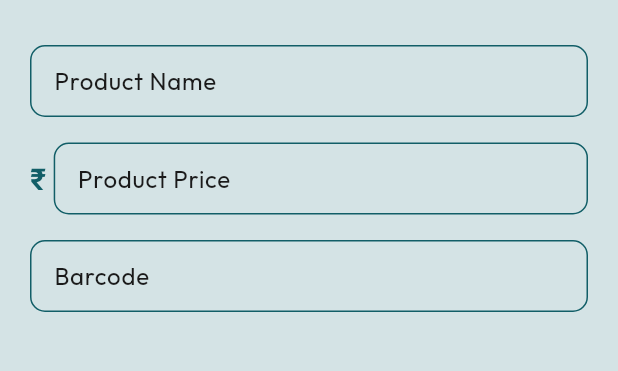
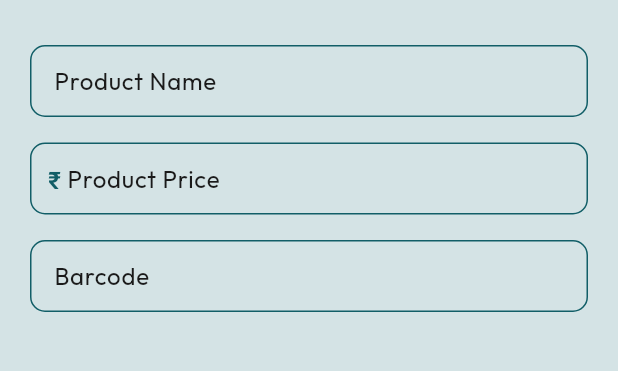
Before and after one commit to riteshsinha1234/barcode-scanner, a Flutter app: the ProductManagementView screen opened directly, on a phone screen of 412 x 824 dp, the part 84-455 px from its top. Run offline on Flutter 3.47's test engine with Material 3 defaults, Android fonts, the phone set to English and light mode, and no system bars; our stand-ins replace fluttertoast, get, hive, hive_flutter; missing offline and left inert: bluetooth_print_plus, mobile_scanner; accounts and stored records are empty.

Commit message:
all fixings are done application Completed

```diff
--- a/lib/components/colors.dart
+++ b/lib/components/colors.dart
@@ -4,10 +4,12 @@ const white = Color(0xFFFFFFFF);
 const black = Color(0xFF1A1A1A);
 
 /// Primary Brand Color (store background)
+const blck12 = Color(0x1F000000);
 const grn = Color(0xFF23B429);
-const skinTone = Color(0xFFE5A67C); // Warm Indian tan skin tone
+const grnshad = Color(0xFFE8F5E9);
+const skinTone = Color(0xFFE5A67C);
 const iconTeal = Color(0xFF115E67);
-const gry20per = Color(0x33C4C4C4); //gery 20%
+const gry20per = Color(0x33C4C4C4);
 const gry99 = Color(0xFF999999);
 const gry9D = Color(0xFF9D9D9D);
 
--- a/lib/components/widget.dart
+++ b/lib/components/widget.dart
@@ -102,7 +102,7 @@ Widget customCard({
         borderRadius: BorderRadius.circular(18),
 
         boxShadow: const [
-          BoxShadow(blurRadius: 8, offset: Offset(0, 2), color: Colors.black12),
+          BoxShadow(blurRadius: 8, offset: Offset(0, 2), color: blck12),
         ],
       ),
 
@@ -149,6 +149,7 @@ Widget customTextField(
   TextEditingController? controller,
   String? Function(String?)? validator,
   TextInputType keyboardType = TextInputType.text,
+  String? prefixText,
 }) {
   return SizedBox(
     height: 50,
@@ -164,7 +165,8 @@ Widget customTextField(
       decoration: InputDecoration(
         filled: true,
         fillColor: phoneGrey,
-        contentPadding: const EdgeInsets.only(left: 12),
+        contentPadding: const EdgeInsets.symmetric(horizontal: 12),
+
         hintText: txt,
         hintStyle: TextStyle(
           color: black,
@@ -172,10 +174,22 @@ Widget customTextField(
           fontWeight: FontWeight.w300,
           fontFamily: "Outfit",
         ),
+
+        // 🔥 THIS IS THE FIX
+        prefixIcon: prefixText != null
+            ? Padding(
+                padding: const EdgeInsets.only(left: 12, top: 2.5),
+                child: customTxt(prefixText, 16, iconTeal, FontWeight.w700),
+              )
+            : null,
+
+        prefixIconConstraints: const BoxConstraints(minWidth: 0, minHeight: 0),
+
         border: const OutlineInputBorder(
           borderRadius: BorderRadius.all(Radius.circular(10)),
           borderSide: BorderSide(width: 1, color: iconTeal),
         ),
+
         enabledBorder: const OutlineInputBorder(
           borderRadius: BorderRadius.all(Radius.circular(10)),
           borderSide: BorderSide(width: 1, color: iconTeal),
@@ -195,7 +209,7 @@ class ProductDialog extends StatelessWidget {
   Widget build(BuildContext context) {
     return Dialog(
       child: Container(
-        padding: const EdgeInsets.all(16),
+        padding: const EdgeInsets.all(15),
         decoration: BoxDecoration(
           color: white,
           borderRadius: BorderRadius.circular(16),
@@ -228,9 +242,13 @@ class ProductDialog extends StatelessWidget {
                           itemBuilder: (context, index) {
                             final product = controller.products[index];
 
-                            return Card(
-                              color: white,
+                            return Container(
                               margin: const EdgeInsets.only(bottom: 10),
+                              decoration: BoxDecoration(
+                                color: grnshad,
+                                borderRadius: BorderRadius.circular(12),
+                                border: Border.all(color: grn, width: 1.5),
+                              ),
                               child: Padding(
                                 padding: const EdgeInsets.all(12),
                                 child: Column(
@@ -268,10 +286,6 @@ class ProductDialog extends StatelessWidget {
                                         FontWeight.w400,
                                       ),
                                     ),
-
-                                    gapH(10),
-
-                                    const Divider(height: 1),
 
                                     gapH(8),
 
@@ -324,6 +338,7 @@ class ProductDialog extends StatelessWidget {
                                 ),
                               ),
                             );
+                            //
                           },
                         ),
                       ),
--- a/lib/screens/product_management/product_manag_view.dart
+++ b/lib/screens/product_management/product_manag_view.dart
@@ -67,21 +67,15 @@ class ProductManagementView extends StatelessWidget {
             ),
 
             gapH(15),
-            Row(
-              children: [
-                customTxt("₹", 20, iconTeal, FontWeight.w700),
-                gapW(5),
-                Expanded(
-                  child: customTextField(
+
+            customTextField(
               "Product Price",
               screenWidth(context),
               16,
               (value) {},
               controller: controller.priceController,
               keyboardType: TextInputType.number,
-                  ),
-                ),
-              ],
+              prefixText: "₹",
             ),
             gapH(15),
             customTextField(
```
Also changed, not shown: lib/screens/multi_scan/multi_scan_view.dart (+13 -11 lines), lib/screens/single_scan/single_scan_controller.dart (+6 -3 lines). Lines whose indentation alone changed are shown as unchanged.
